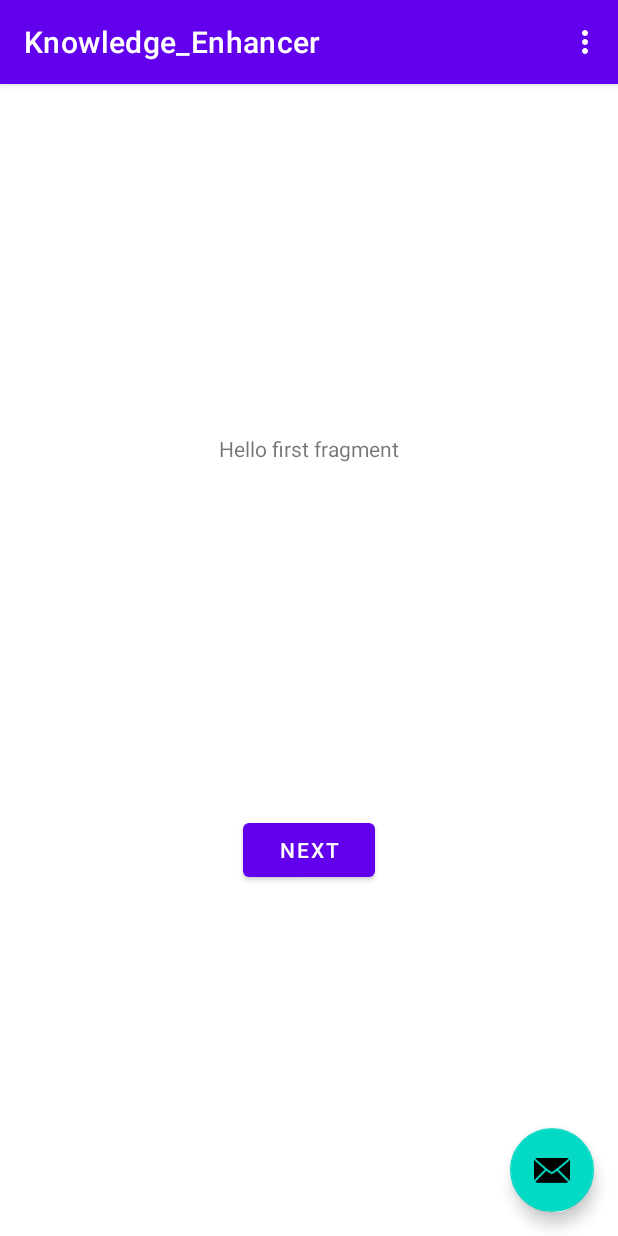
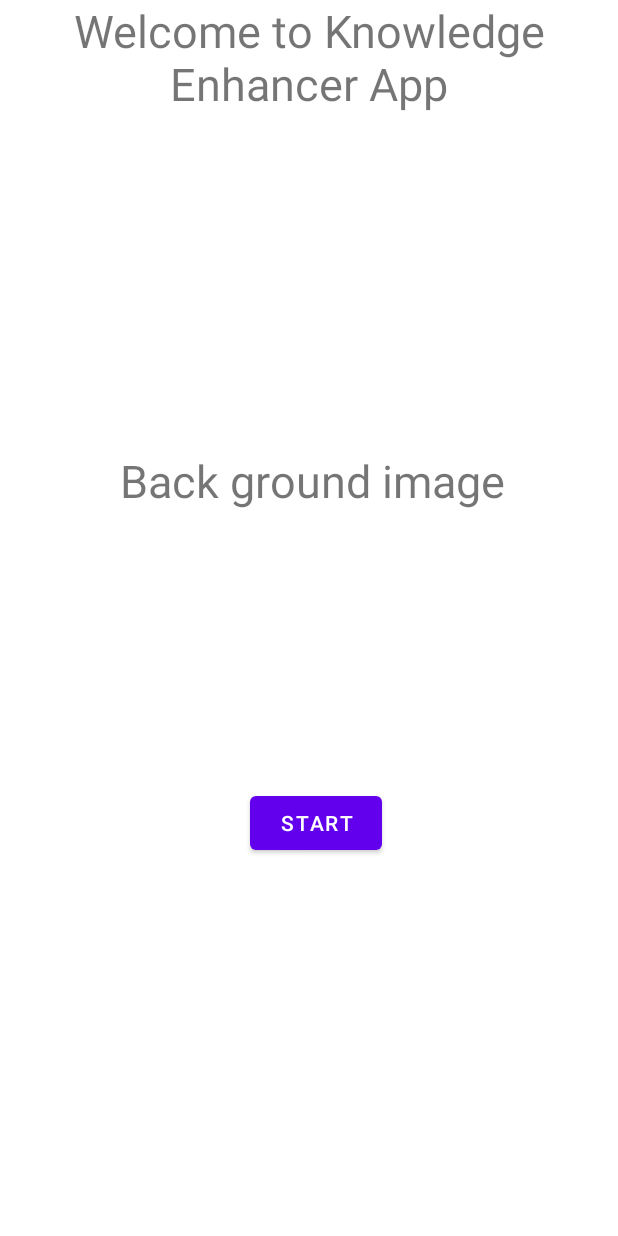
Before and after one commit to phian/Knowledge_Enhancer_App, an Android app: the screen it shows after launch (MainActivity), on a phone screen of 412 x 824 dp. Run offline under Robolectric (Android 15) with nearby library versions, the phone set to English and light mode, and no system bars.

Commit message:
Remove default code and add set up code

```diff
--- a/app/src/main/java/com/example/knowledge_enhancer/MainActivity.java
+++ b/app/src/main/java/com/example/knowledge_enhancer/MainActivity.java
@@ -19,17 +19,6 @@ public class MainActivity extends AppCompatActivity {
     protected void onCreate(Bundle savedInstanceState) {
         super.onCreate(savedInstanceState);
         setContentView(R.layout.activity_main);
-        Toolbar toolbar = findViewById(R.id.toolbar);
-        setSupportActionBar(toolbar);
-
-        FloatingActionButton fab = findViewById(R.id.fab);
-        fab.setOnClickListener(new View.OnClickListener() {
-            @Override
-            public void onClick(View view) {
-                Snackbar.make(view, "Replace with your own action", Snackbar.LENGTH_LONG)
-                        .setAction("Action", null).show();
-            }
-        });
     }
 
     @Override
--- a/app/src/main/res/layout/activity_main.xml
+++ b/app/src/main/res/layout/activity_main.xml
@@ -6,28 +6,33 @@
     android:layout_height="match_parent"
     tools:context=".MainActivity">
 
-    <com.google.android.material.appbar.AppBarLayout
+    <AbsoluteLayout
+        android:id="@+id/absoluteLayout"
         android:layout_width="match_parent"
-        android:layout_height="wrap_content"
-        android:theme="@style/Theme.Knowledge_Enhancer.AppBarOverlay">
+        android:layout_height="match_parent">
 
-        <androidx.appcompat.widget.Toolbar
-            android:id="@+id/toolbar"
+        <TextView
             android:layout_width="match_parent"
-            android:layout_height="?attr/actionBarSize"
-            android:background="?attr/colorPrimary"
-            app:popupTheme="@style/Theme.Knowledge_Enhancer.PopupOverlay" />
+            android:layout_height="wrap_content"
+            android:text="@string/welcome_greeting"
+            android:textAlignment="center"
+            android:textSize="30sp" />
 
-    </com.google.android.material.appbar.AppBarLayout>
+        <TextView
+            android:layout_width="wrap_content"
+            android:layout_height="wrap_content"
+            android:text="Back ground image"
+            android:textSize="30sp"
+            android:layout_x="80dp"
+            android:layout_y="300dp"/>
 
-    <include layout="@layout/content_main" />
+        <com.google.android.material.button.MaterialButton
+            android:layout_width="wrap_content"
+            android:layout_height="wrap_content"
+            android:layout_x="167dp"
+            android:layout_y="525dp"
+            android:text="@string/start_button_text" />
 
-    <com.google.android.material.floatingactionbutton.FloatingActionButton
-        android:id="@+id/fab"
-        android:layout_width="wrap_content"
-        android:layout_height="wrap_content"
-        android:layout_gravity="bottom|end"
-        android:layout_margin="@dimen/fab_margin"
-        app:srcCompat="@android:drawable/ic_dialog_email" />
+    </AbsoluteLayout>
 
 </androidx.coordinatorlayout.widget.CoordinatorLayout>
--- a/app/src/main/res/values/strings.xml
+++ b/app/src/main/res/values/strings.xml
@@ -9,4 +9,6 @@
 
     <string name="hello_first_fragment">Hello first fragment</string>
     <string name="hello_second_fragment">Hello second fragment. Arg: %1$s</string>
+    <string name="welcome_greeting">Welcome to Knowledge Enhancer App</string>
+    <string name="start_button_text">Start</string>
 </resources>
```
